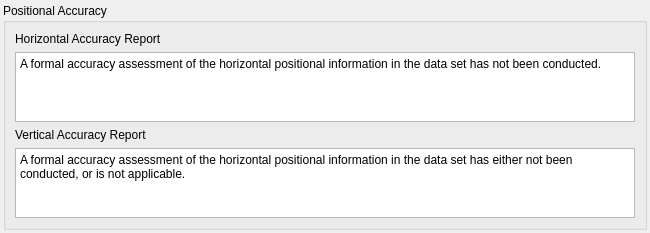
Above: pymdwizard/gui/ui_files/PositionalAccuracy.ui from DOI-USGS/fort-pymdwizard before the change. Below: the same form after it.
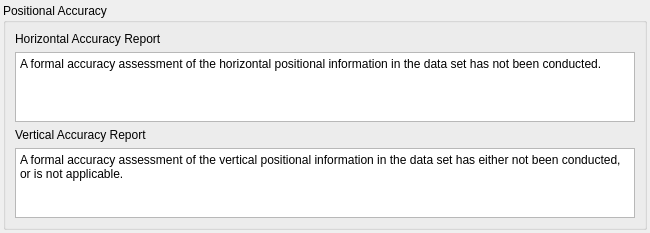
That is the form after the change.

Commit message: massive changes to Data Qual tab, with additions of process contact and other process steps?

Patch:
```diff
--- a/pymdwizard/gui/ui_files/PositionalAccuracy.ui
+++ b/pymdwizard/gui/ui_files/PositionalAccuracy.ui
@@ -85,7 +85,7 @@
            <bool>false</bool>
           </property>
           <property name="plainText">
-           <string>A formal accuracy assessment of the horizontal positional information in the data set has either not been conducted, or is not applicable.</string>
+           <string>A formal accuracy assessment of the vertical positional information in the data set has either not been conducted, or is not applicable.</string>
           </property>
           <property name="overwriteMode">
            <bool>true</bool>
```
The commit also changes 17 other files.
